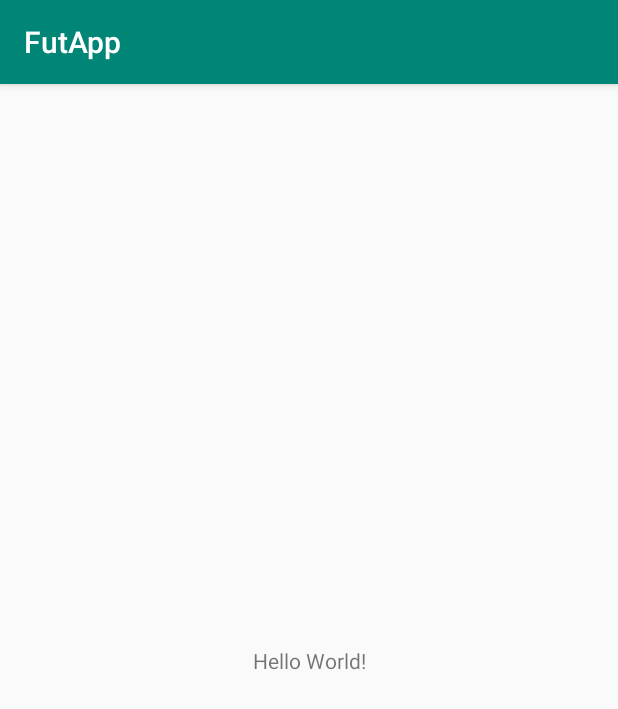
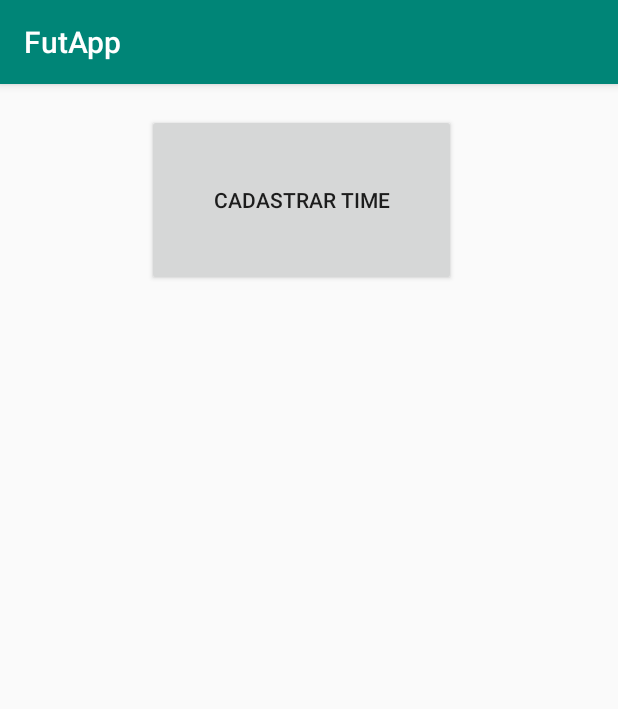
Before and after one commit to markusdaniel87/FutApp, an Android app: the screen it shows after launch (MainActivity), on a phone screen of 412 x 824 dp. Shown: the top 709 px of the screen. Run offline under Robolectric (Android 15) with nearby library versions, the phone set to English and light mode, and no system bars.

Commit message:
Listagem e cadastro

```diff
--- a/app/src/main/AndroidManifest.xml
+++ b/app/src/main/AndroidManifest.xml
@@ -9,6 +9,7 @@
         android:roundIcon="@mipmap/ic_launcher_round"
         android:supportsRtl="true"
         android:theme="@style/AppTheme">
+        <activity android:name=".cadastro"></activity>
         <activity android:name=".MainActivity">
             <intent-filter>
                 <action android:name="android.intent.action.MAIN" />
--- a/app/src/main/java/com/fadergs/futapp/MainActivity.java
+++ b/app/src/main/java/com/fadergs/futapp/MainActivity.java
@@ -2,13 +2,30 @@ package com.fadergs.futapp;
 
 import androidx.appcompat.app.AppCompatActivity;
 
+import android.content.Intent;
 import android.os.Bundle;
+import android.view.View;
+import android.widget.Button;
 
 public class MainActivity extends AppCompatActivity {
+    private Button button;
 
     @Override
     protected void onCreate(Bundle savedInstanceState) {
         super.onCreate(savedInstanceState);
         setContentView(R.layout.activity_main);
+
+        button = (Button) findViewById(R.id.button);
+        button.setOnClickListener(new View.OnClickListener() {
+            @Override
+            public void onClick(View v) {
+                openTela();
+            }
+        });
+    }
+
+    public void openTela(){
+        Intent intent =  new Intent(this, cadastro.class);
+        startActivity(intent);
     }
 }
--- a/app/src/main/res/layout/activity_main.xml
+++ b/app/src/main/res/layout/activity_main.xml
@@ -1,18 +1,33 @@
 <?xml version="1.0" encoding="utf-8"?>
-<androidx.constraintlayout.widget.ConstraintLayout xmlns:android="http://schemas.android.com/apk/res/android"
+<RelativeLayout xmlns:android="http://schemas.android.com/apk/res/android"
     xmlns:app="http://schemas.android.com/apk/res-auto"
     xmlns:tools="http://schemas.android.com/tools"
     android:layout_width="match_parent"
     android:layout_height="match_parent"
     tools:context=".MainActivity">
 
-    <TextView
+    <ListView
+        android:id="@+id/lista_times"
         android:layout_width="wrap_content"
-        android:layout_height="wrap_content"
-        android:text="Hello World!"
-        app:layout_constraintBottom_toBottomOf="parent"
-        app:layout_constraintLeft_toLeftOf="parent"
-        app:layout_constraintRight_toRightOf="parent"
-        app:layout_constraintTop_toTopOf="parent" />
+        android:layout_height="613dp"
+        android:layout_alignParentStart="true"
+        android:layout_alignParentEnd="true"
+        android:layout_alignParentBottom="true"
+        android:layout_marginStart="-2dp"
+        android:layout_marginEnd="2dp"
+        android:layout_marginBottom="4dp" />
 
-</androidx.constraintlayout.widget.ConstraintLayout>
+    <Button
+        android:id="@+id/button"
+        android:layout_width="wrap_content"
+        android:layout_height="78dp"
+        android:layout_above="@+id/lista_times"
+        android:layout_alignParentStart="true"
+        android:layout_alignParentTop="true"
+        android:layout_alignParentEnd="true"
+        android:layout_marginStart="98dp"
+        android:layout_marginTop="20dp"
+        android:layout_marginEnd="108dp"
+        android:layout_marginBottom="16dp"
+        android:text="Cadastrar time" />
+</RelativeLayout>
```
Also changed, not shown: app/src/main/java/com/fadergs/futapp/cadastro.java (added, +14 -0 lines), app/src/main/res/layout/activity_cadastro.xml (added, +44 -0 lines).
